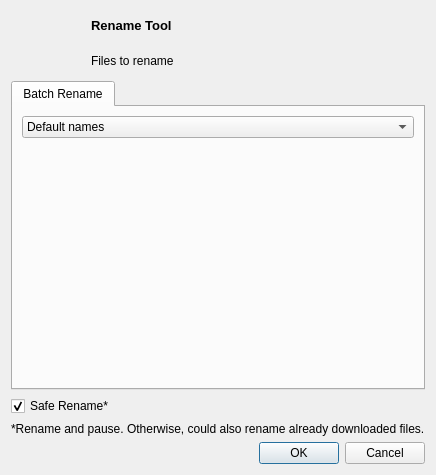
First picture: the form in src/dialogs/batchrenamedialog.ui, repository setvisible/ArrowDL, before the edit.
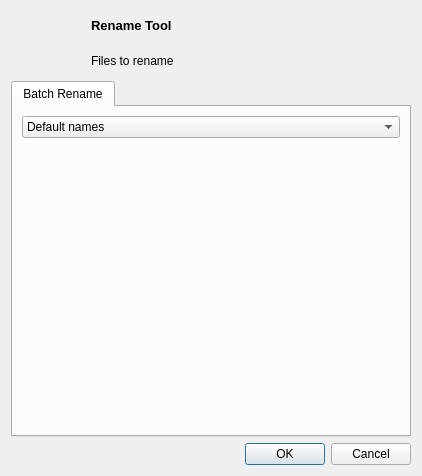
Second picture: the form after the edit. Icons and pictures are not drawn.

Commit message: [UI] Remove confusing 'safe remove' option

The edit to the form file:
```diff
--- a/src/dialogs/batchrenamedialog.ui
+++ b/src/dialogs/batchrenamedialog.ui
@@ -6,14 +6,14 @@
    <rect>
     <x>0</x>
     <y>0</y>
-    <width>415</width>
-    <height>446</height>
+    <width>422</width>
+    <height>476</height>
    </rect>
   </property>
   <property name="modal">
    <bool>true</bool>
   </property>
-  <layout class="QVBoxLayout" name="verticalLayout" stretch="0,10,0,0,0">
+  <layout class="QVBoxLayout" name="verticalLayout" stretch="0,10,0">
    <item>
     <layout class="QGridLayout" name="gridLayout" columnstretch="0,0,0,1">
      <item row="0" column="2" colspan="2">
@@ -21,7 +21,6 @@
        <property name="font">
         <font>
          <pointsize>10</pointsize>
-         <weight>75</weight>
          <bold>true</bold>
         </font>
        </property>
@@ -282,23 +281,6 @@
      </widget>
     </widget>
    </item>
-   <item>
-    <widget class="QCheckBox" name="safeRenameCheckBox">
-     <property name="text">
-      <string>Safe Rename*</string>
-     </property>
-     <property name="checked">
-      <bool>true</bool>
-     </property>
-    </widget>
-   </item>
-   <item>
-    <widget class="QLabel" name="safeRenameLabel">
-     <property name="text">
-      <string>*Rename and pause. Otherwise, could also rename already downloaded files.</string>
-     </property>
-    </widget>
-   </item>
    <item>
     <widget class="QDialogButtonBox" name="buttonBox">
      <property name="orientation">
```
The commit also changes 1 other file.
